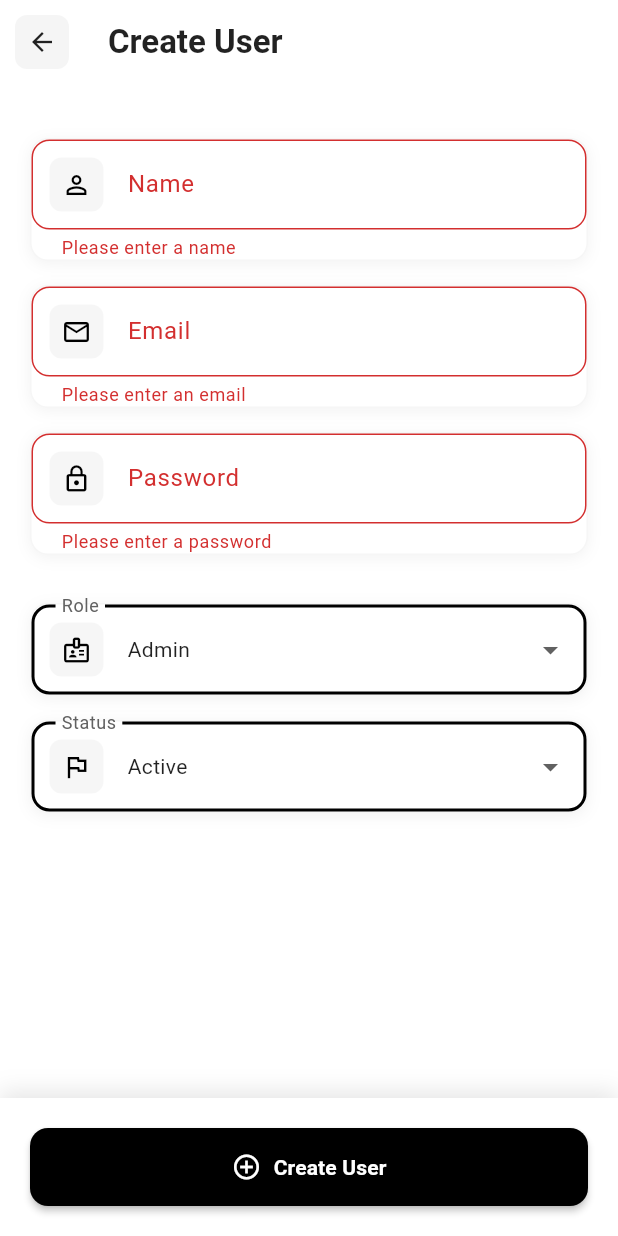
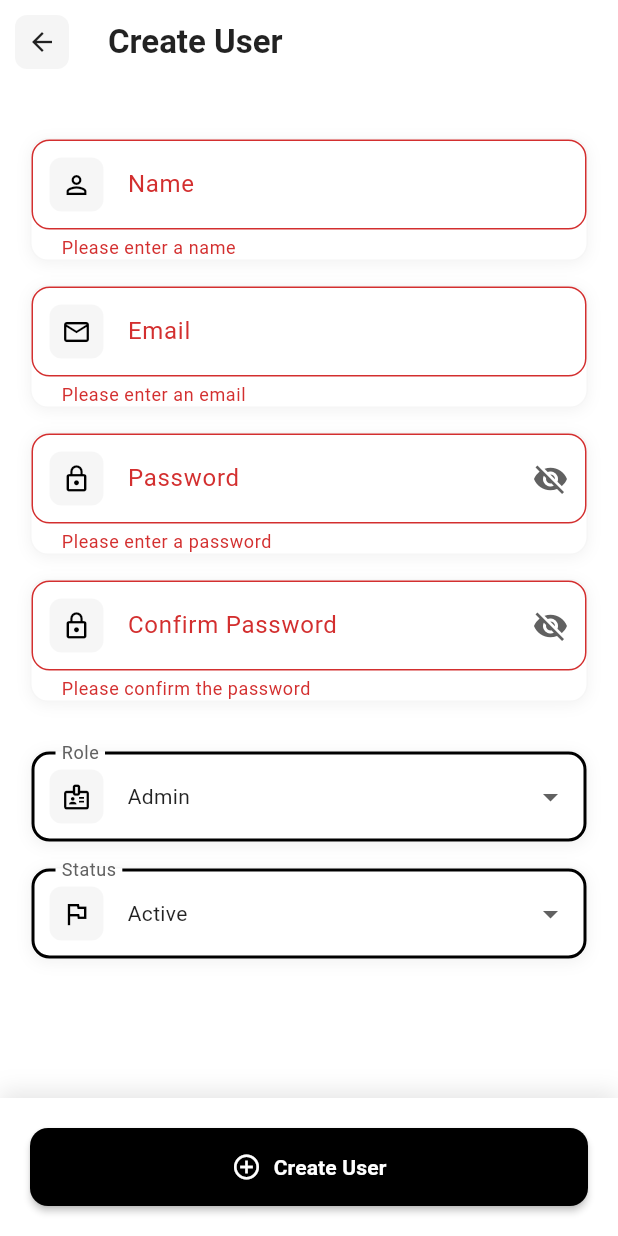
Before and after one commit to evance-mose/AMLS-APP, a Flutter app: the UserFormPage screen opened directly, after a tap on "Create User", on a phone screen of 412 x 824 dp. Run offline on Flutter 3.47's test engine with Material 3 defaults, Android fonts, the phone set to English and light mode, and no system bars; our stand-ins replace bloc, flutter_bloc, flutter_dotenv, flutter_markdown, shared_preferences; accounts and stored records are empty.

Commit message:
Add password confirmation field and validation in UserFormPage. Update API service to handle password confirmation during user creation and updating. Enhance password visibility toggle functionality for improved user experience.

```diff
--- a/lib/services/api_service.dart
+++ b/lib/services/api_service.dart
@@ -339,10 +339,16 @@ static Future<Issue> createLog(Issue log) async {
   static Future<User> createUser(User user) async {
     try {
       final headers = await _getHeaders();
+      final Map<String, dynamic> payload = {
+        ...user.toJson(),
+      };
+      if ((user.password).isNotEmpty) {
+        payload['password_confirmation'] = user.password;
+      }
       final response = await http.post(
         Uri.parse('${BaseUrl.baseUrl}/users'),
         headers: headers,
-        body: json.encode(user.toJson()),
+        body: json.encode(payload),
       );
 
       if (response.statusCode == 201 || response.statusCode == 200) {
@@ -359,10 +365,19 @@ static Future<Issue> createLog(Issue log) async {
   static Future<User> updateUser(int id, User user) async {
     try {
       final headers = await _getHeaders();
+      final Map<String, dynamic> payload = {
+        ...user.toJson(),
+      };
+      // Do not send password if not changing it
+      if ((user.password).isEmpty) {
+        payload.remove('password');
+      } else {
+        payload['password_confirmation'] = user.password;
+      }
       final response = await http.put(
         Uri.parse('${BaseUrl.baseUrl}/users/$id'),
         headers: headers,
-        body: json.encode(user.toJson()),
+        body: json.encode(payload),
       );
 
       if (response.statusCode == 200) {
--- a/lib/user_form_page.dart
+++ b/lib/user_form_page.dart
@@ -19,8 +19,11 @@ class _UserFormPageState extends State<UserFormPage> {
   late TextEditingController _nameController;
   late TextEditingController _emailController;
   late TextEditingController _passwordController;
+  late TextEditingController _confirmPasswordController;
   late String _selectedRole;
   late String _selectedStatus;
+  bool _isPasswordObscured = true;
+  bool _isConfirmPasswordObscured = true;
 
   final List<String> _roles = UserRole.values.map((e) => _toCapitalized(e.toString().split('.').last)).toList();
   final List<String> _statuses = UserStatus.values.map((e) => _toCapitalized(e.toString().split('.').last)).toList();
@@ -31,6 +34,7 @@ class _UserFormPageState extends State<UserFormPage> {
     _nameController = TextEditingController(text: widget.user?.name ?? '');
     _emailController = TextEditingController(text: widget.user?.email ?? '');
     _passwordController = TextEditingController(text: '');
+    _confirmPasswordController = TextEditingController(text: '');
     _selectedRole = widget.user != null ? _toCapitalized(widget.user!.role.toString().split('.').last) : _roles.first;
     _selectedStatus = widget.user != null ? _toCapitalized(widget.user!.status.toString().split('.').last) : _statuses.first;
   }
@@ -40,6 +44,7 @@ class _UserFormPageState extends State<UserFormPage> {
     _nameController.dispose();
     _emailController.dispose();
     _passwordController.dispose();
+    _confirmPasswordController.dispose();
     super.dispose();
   }
 
@@ -49,7 +54,7 @@ class _UserFormPageState extends State<UserFormPage> {
         id: widget.user?.id ?? 0,
         name: _nameController.text,
         email: _emailController.text,
-        password: _passwordController.text.isEmpty ? (widget.user?.password ?? '') : _passwordController.text,
+        password: _passwordController.text,
         role: UserRole.values.firstWhere((e) => _toCapitalized(e.toString().split('.').last) == _selectedRole),
         status: UserStatus.values.firstWhere((e) => _toCapitalized(e.toString().split('.').last) == _selectedStatus),
         createdAt: widget.user?.createdAt ?? DateTime.now(),
@@ -252,9 +257,59 @@ class _UserFormPageState extends State<UserFormPage> {
                       hintText: 'Enter password',
                       icon: Icons.lock_outline,
                       validatorMessage: widget.user == null ? 'Please enter a password' : null,
-                      obscureText: true,
+                      obscureText: _isPasswordObscured,
                       readOnly: widget.isViewOnly,
+                      suffix: widget.isViewOnly
+                          ? null
+                          : IconButton(
+                              icon: Icon(
+                                _isPasswordObscured ? Icons.visibility_off : Icons.visibility,
+                                color: Theme.of(context).colorScheme.onSurfaceVariant,
+                              ),
+                              onPressed: () {
+                                setState(() {
+                                  _isPasswordObscured = !_isPasswordObscured;
+                                });
+                              },
+                            ),
                     ),
+                    if (!widget.isViewOnly)
+                      const SizedBox(height: 16),
+                    if (!widget.isViewOnly)
+                      _buildTextFormField(
+                        controller: _confirmPasswordController,
+                        labelText: 'Confirm Password',
+                        hintText: 'Re-enter password',
+                        icon: Icons.lock_outline,
+                        validatorMessage: widget.user == null ? 'Please confirm the password' : null,
+                        obscureText: _isConfirmPasswordObscured,
+                        readOnly: widget.isViewOnly,
+                        validator: (value) {
+                          final pwd = _passwordController.text;
+                          final confirm = value ?? '';
+                          if (widget.user == null) {
+                            if (confirm.isEmpty) return 'Please confirm the password';
+                            if (confirm != pwd) return 'Passwords do not match';
+                          } else {
+                            if (pwd.isNotEmpty) {
+                              if (confirm.isEmpty) return 'Please confirm the new password';
+                              if (confirm != pwd) return 'Passwords do not match';
+                            }
+                          }
+                          return null;
+                        },
+                        suffix: IconButton(
+                          icon: Icon(
+                            _isConfirmPasswordObscured ? Icons.visibility_off : Icons.visibility,
+                            color: Theme.of(context).colorScheme.onSurfaceVariant,
+                          ),
+                          onPressed: () {
+                            setState(() {
+                              _isConfirmPasswordObscured = !_isConfirmPasswordObscured;
+                            });
+                          },
+                        ),
+                      ),
                     const SizedBox(height: 32),
                     _buildDropdownFormField(
                       value: _selectedRole,
@@ -355,6 +410,8 @@ class _UserFormPageState extends State<UserFormPage> {
     TextInputType? keyboardType,
     bool obscureText = false,
     bool readOnly = false,
+    String? Function(String?)? validator,
+    Widget? suffix,
   }) {
     final colorScheme = Theme.of(context).colorScheme;
     final textTheme = Theme.of(context).textTheme;
@@ -399,6 +456,7 @@ class _UserFormPageState extends State<UserFormPage> {
             ),
             child: Icon(icon, size: 20, color: colorScheme.primary),
           ),
+          suffixIcon: suffix,
           contentPadding: const EdgeInsets.symmetric(vertical: 16, horizontal: 16),
           border: OutlineInputBorder(
             borderRadius: BorderRadius.circular(12),
@@ -421,15 +479,20 @@ class _UserFormPageState extends State<UserFormPage> {
             borderSide: BorderSide(color: colorScheme.error, width: 2),
           ),
         ),
-        validator: validatorMessage != null ? (value) {
-          if (value == null || value.isEmpty) {
-            return validatorMessage;
+        validator: (value) {
+          if (validator != null) {
+            return validator(value);
           }
-          if (keyboardType == TextInputType.emailAddress && !value.contains('@')) {
-            return 'Please enter a valid email address';
+          if (validatorMessage != null) {
+            if (value == null || value.isEmpty) {
+              return validatorMessage;
+            }
+            if (keyboardType == TextInputType.emailAddress && !value.contains('@')) {
+              return 'Please enter a valid email address';
+            }
           }
           return null;
-        } : null,
+        },
       ),
     );
   }
```
